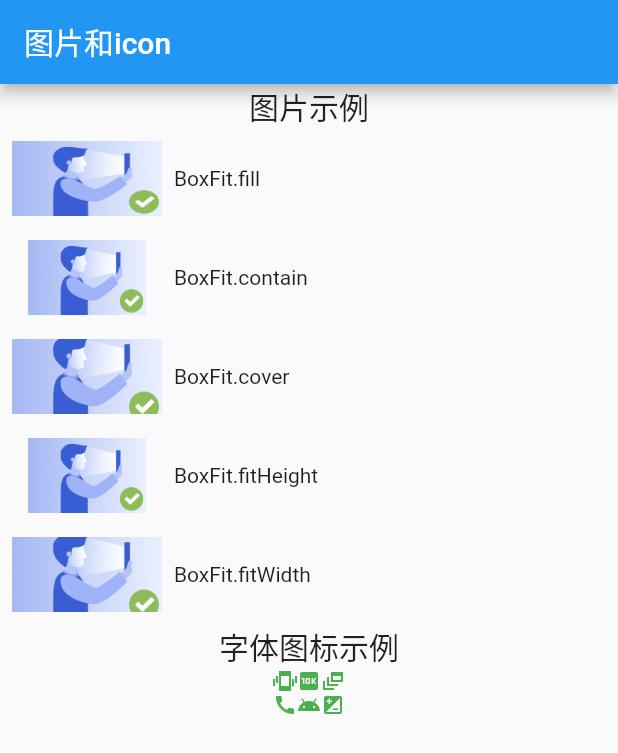
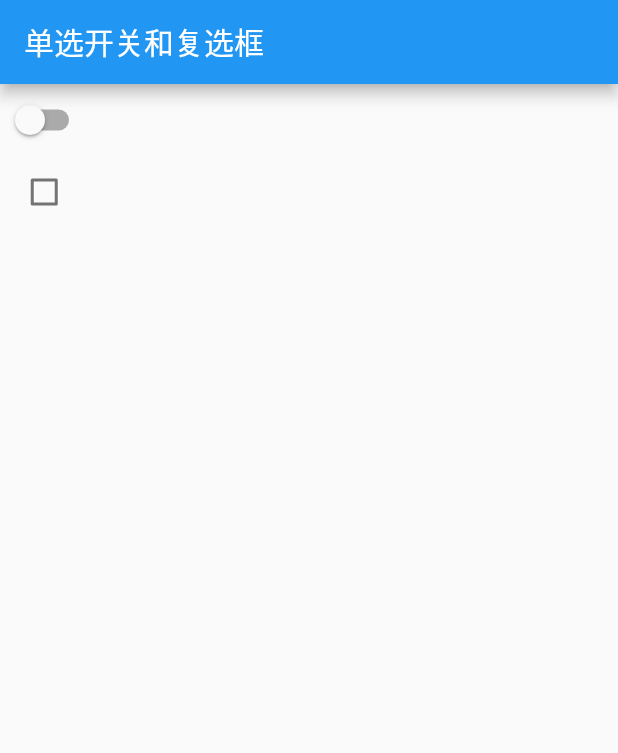
Before and after one commit to HiJingan/debut_flutter, a Flutter app: the screen it shows after launch, on a phone screen of 412 x 824 dp. Shown: the top 753 px of the screen. Run offline on Flutter 3.47's test engine with Material 2 defaults, Android fonts, the phone set to English and light mode, and no system bars.

Commit message:
feat(checkbox,switch): 添加复选框和开关章节

```diff
--- /dev/null
+++ b/lib/chapter_03/3.6_switch_and_checkbox/switch_and_checkbox.dart
@@ -0,0 +1,34 @@
+import 'package:flutter/material.dart';
+
+class SwitchAndCheckbox extends StatefulWidget {
+  @override
+  _SwitchAndCheckboxState createState() {
+    return new _SwitchAndCheckboxState();
+  }
+}
+
+class _SwitchAndCheckboxState extends State<SwitchAndCheckbox> {
+  bool _switchSelected = false; // 单选开关状态
+  bool _checkboxSelected = false; // 复选框状态
+
+  @override
+  Widget build(BuildContext context) {
+    return Scaffold(
+        appBar: AppBar(title: Text('单选开关和复选框')),
+        body: Column(children: <Widget>[
+          Switch(
+              value: _switchSelected,
+              onChanged: (value) {
+                setState(() {
+                  _switchSelected = value;
+                });
+              }),
+          Checkbox(
+              value: _checkboxSelected,
+              activeColor: Colors.red,
+              onChanged: (value) => {
+                    setState(() => {_checkboxSelected = value})
+                  })
+        ]));
+  }
+}
--- a/lib/main.dart
+++ b/lib/main.dart
@@ -7,6 +7,7 @@ import 'package:debut_flutter/chapter_02/2.2_route_management/route_management.d
 import 'package:debut_flutter/chapter_03/3.3_text/text_demo.dart';
 import 'package:debut_flutter/chapter_03/3.4_button/button_demo.dart';
 import 'package:debut_flutter/chapter_03/3.5_image_and_icon/image_and_icon.dart';
+import 'package:debut_flutter/chapter_03/3.6_switch_and_checkbox/switch_and_checkbox.dart';
 
 // demos
 import 'package:debut_flutter/demos/01_wechat_reader/reader_navigator.dart';
@@ -30,7 +31,7 @@ class MyApp extends StatelessWidget {
         primarySwatch: Colors.blue,
         visualDensity: VisualDensity.adaptivePlatformDensity,
       ),
-      home: _renderSpecifiedHome('chapter_3.5'),
+      home: _renderSpecifiedHome('chapter_3.6'),
       // 注册路由表
       // routes: {'/': (context) => _renderSpecifiedHome('chapter_3.3')},
     );
@@ -44,6 +45,7 @@ class MyApp extends StatelessWidget {
    * chapter_3.3               文本及样式
    * chapter_3.4               按钮
    * chapter_3.5               图片和icon
+   * chapter_3.6               单选开关和复选框
    *
    * demo_01_wechat_reader     微信读书简易版示例，导航组件与对应的页面卡片同步切换
    */
@@ -59,6 +61,8 @@ class MyApp extends StatelessWidget {
         return ButtonDemo();
       case 'chapter_3.5':
         return ImageAndIcon();
+      case 'chapter_3.6':
+        return SwitchAndCheckbox();
       case 'demo_01_wechat_reader':
         return ReaderNavigator();
       default:
```
